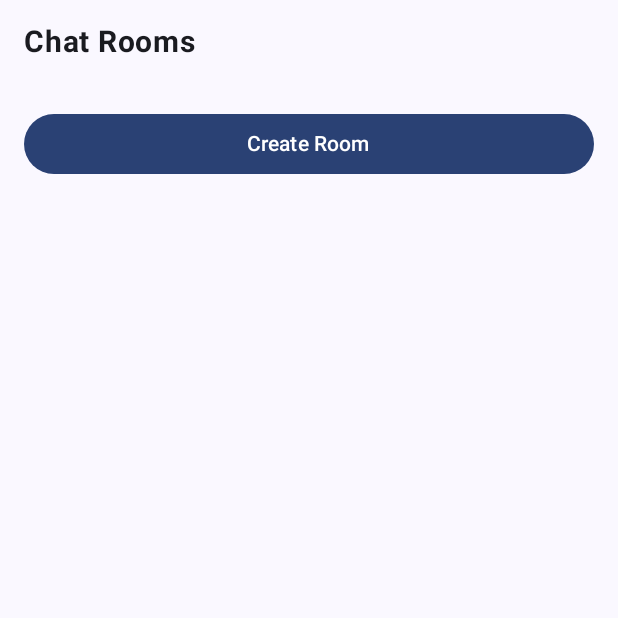
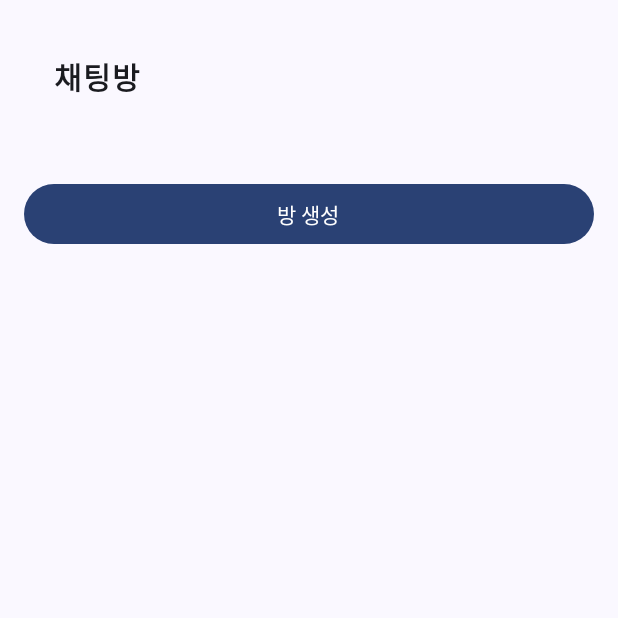
Before and after one commit to Space-Belt/Android_Firebase, an Android app built with Jetpack Compose: the ChatRoomListScreen screen opened through its navigation route, on a phone screen of 412 x 824 dp, the top half of it. Run offline under Robolectric (Android 15) with nearby library versions, the phone set to English and light mode, and no system bars; our stand-ins replace Firebase (no records; nobody signed in at launch, a user with empty details on screens opened directly), livedata-compose.

Commit message:
refactoring: style 수정 & 문구 수정

```diff
--- a/app/src/main/java/com/example/androidfirebase/ui/theme/ChatRoomListScreen.kt
+++ b/app/src/main/java/com/example/androidfirebase/ui/theme/ChatRoomListScreen.kt
@@ -21,6 +21,7 @@ import androidx.compose.runtime.livedata.observeAsState
 import androidx.compose.runtime.mutableStateOf
 import androidx.compose.runtime.remember
 import androidx.compose.runtime.setValue
+import androidx.compose.ui.Alignment
 import androidx.compose.ui.Modifier
 import androidx.compose.ui.text.font.FontWeight
 import androidx.compose.ui.tooling.preview.Preview
@@ -44,10 +45,13 @@ fun ChatRoomListScreen(
             .fillMaxSize()
             .padding(16.dp)
     ) {
-        Text("Chat Rooms", fontSize = 20.sp, fontWeight = FontWeight.Bold)
+        Text("채팅방",
+            fontSize = 20.sp,
+            fontWeight = FontWeight.Bold,
+            modifier = Modifier.padding(20.dp)
+        )
         Spacer(modifier = Modifier.height(16.dp))
 
-        // Display a list of chat rooms
         LazyColumn {
             items(rooms) {room ->
                 RoomItem(room = room, onJoinClicked = {onJoinClicked(room)})
@@ -56,14 +60,13 @@ fun ChatRoomListScreen(
 
         Spacer(modifier = Modifier.height(16.dp))
 
-        // Button to create a new room
         Button(
             onClick = {
                 showDialog = true
             },
             modifier = Modifier.fillMaxWidth()
         ) {
-            Text("Create Room")
+            Text("방 생성")
         }
 
         if (showDialog){
@@ -115,13 +118,14 @@ fun RoomItem(room: Room, onJoinClicked: (Room) -> Unit) {
         modifier = Modifier
             .fillMaxWidth()
             .padding(8.dp),
-        horizontalArrangement = Arrangement.SpaceBetween
+        horizontalArrangement = Arrangement.SpaceBetween,
+        verticalAlignment = Alignment.CenterVertically,
     ) {
         Text(text = room.name, fontSize = 16.sp, fontWeight = FontWeight.Normal)
         OutlinedButton(
             onClick = { onJoinClicked(room) }
         ) {
-            Text("Join")
+            Text("들어가기")
         }
     }
 }
--- a/app/src/main/java/com/example/androidfirebase/ui/theme/SignUpScreen.kt
+++ b/app/src/main/java/com/example/androidfirebase/ui/theme/SignUpScreen.kt
@@ -80,13 +80,11 @@ fun SignUpScreen(
     // 회원가입 성공 시 처리
     LaunchedEffect(isSignUpSuccess) {
         if (isSignUpSuccess) {
-            // 입력값 초기화
             email = ""
             password = ""
             checkPassword = ""
             firstName = ""
             lastName = ""
-            // 로그인 화면으로 이동
             onNavigateToLogin()
         }
     }
```
Also changed, not shown: app/src/main/java/com/example/androidfirebase/ui/theme/ChatScreen.kt (+0 -8 lines).
